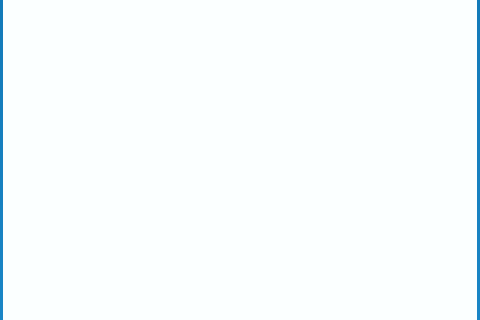
Before: the Qt Designer form picturelistdialog.ui in hpzhi/ImageVIew, drawn with Qt 5; both pictures show x 0 to 480 and y 124 to 444 of the 480 by 540 pixel window.
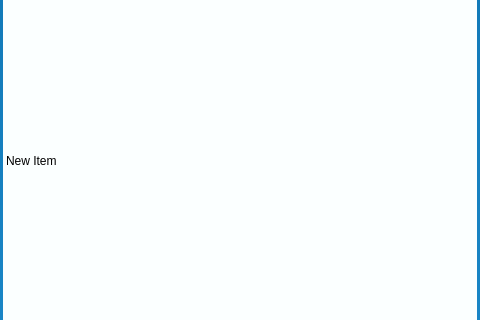
After: the same form once the commit is applied. Icons and pictures are not drawn.

What changed in the file:
```diff
--- a/picturelistdialog.ui
+++ b/picturelistdialog.ui
@@ -772,6 +772,18 @@
         <property name="sortingEnabled">
          <bool>true</bool>
         </property>
+        <item>
+         <property name="text">
+          <string>New Item</string>
+         </property>
+         <property name="icon">
+          <iconset resource="resource.qrc">
+           <normaloff>:/Images/0001.png</normaloff>:/Images/0001.png</iconset>
+         </property>
+         <property name="flags">
+          <set>ItemIsSelectable|ItemIsEditable|ItemIsDragEnabled|ItemIsUserCheckable|ItemIsEnabled</set>
+         </property>
+        </item>
        </widget>
       </item>
      </layout>
```
Left out of the diff: 42 changed lines with no effect on the pictures.
